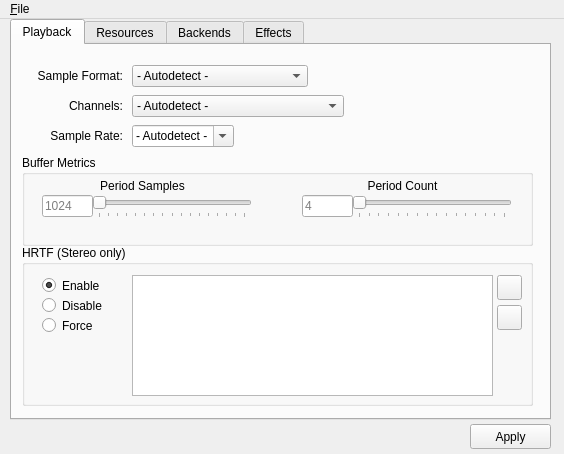
Above: src/3rdparty/openal/utils/alsoft-config/mainwindow.ui from eyebrow/CLove before the change. Below: the same form after it.
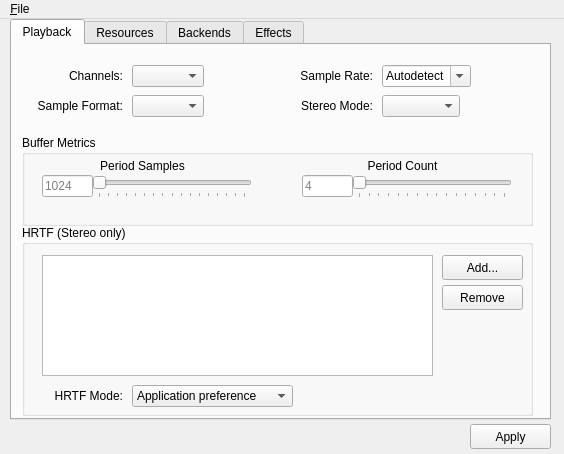
That is the form after the change. Icons and pictures are not drawn.

Diff of the .ui file:
```diff
--- a/src/3rdparty/openal/utils/alsoft-config/mainwindow.ui
+++ b/src/3rdparty/openal/utils/alsoft-config/mainwindow.ui
@@ -57,9 +57,9 @@
       <property name="geometry">
        <rect>
         <x>120</x>
-        <y>20</y>
-        <width>206</width>
-        <height>23</height>
+        <y>50</y>
+        <width>78</width>
+        <height>22</height>
        </rect>
       </property>
       <property name="toolTip">
@@ -69,52 +69,12 @@
       <property name="sizeAdjustPolicy">
        <enum>QComboBox::AdjustToContents</enum>
       </property>
-      <item>
-       <property name="text">
-        <string>- Autodetect -</string>
-       </property>
-      </item>
-      <item>
-       <property name="text">
-        <string>int8 - signed 8-bit int</string>
-       </property>
-      </item>
-      <item>
-       <property name="text">
-        <string>uint8 - unsigned 8-bit int</string>
-       </property>
-      </item>
-      <item>
-       <property name="text">
-        <string>int16 - signed 16-bit int</string>
-       </property>
-      </item>
-      <item>
-       <property name="text">
-        <string>uint16 - unsigned 16-bit int</string>
-       </property>
-      </item>
-      <item>
-       <property name="text">
-        <string>int32 - signed 32-bit int</string>
-       </property>
-      </item>
-      <item>
-       <property name="text">
-        <string>uint32 - unsigned 32-bit int</string>
-       </property>
-      </item>
-      <item>
-       <property name="text">
-        <string>float32 - 32-bit float</string>
-       </property>
-      </item>
      </widget>
      <widget class="QLabel" name="label_5">
       <property name="geometry">
        <rect>
         <x>10</x>
-        <y>20</y>
+        <y>50</y>
         <width>101</width>
         <height>21</height>
        </rect>
@@ -130,7 +90,7 @@
       <property name="geometry">
        <rect>
         <x>10</x>
-        <y>50</y>
+        <y>20</y>
         <width>101</width>
         <height>21</height>
        </rect>
@@ -146,9 +106,9 @@
       <property name="geometry">
        <rect>
         <x>120</x>
-        <y>50</y>
-        <width>247</width>
-        <height>23</height>
+        <y>20</y>
+        <width>78</width>
+        <height>22</height>
        </rect>
       </property>
       <property name="toolTip">
@@ -159,48 +119,13 @@
       <property name="sizeAdjustPolicy">
        <enum>QComboBox::AdjustToContents</enum>
       </property>
-      <item>
-       <property name="text">
-        <string>- Autodetect -</string>
-       </property>
-      </item>
-      <item>
-       <property name="text">
-        <string>mono - 1-channel Mono</string>
-       </property>
-      </item>
-      <item>
-       <property name="text">
-        <string>stereo - 2-channel Stereo</string>
-       </property>
-      </item>
-      <item>
-       <property name="text">
-        <string>quad - 4-channel Quadraphonic</string>
-       </property>
-      </item>
-      <item>
-       <property name="text">
-        <string>surround51 - 5.1 Surround Sound</string>
-       </property>
-      </item>
-      <item>
-       <property name="text">
-        <string>surround61 - 6.1 Surround Sound</string>
-       </property>
-      </item>
-      <item>
-       <property name="text">
-        <string>surround71 - 7.1 Surround Sound</string>
-       </property>
-      </item>
      </widget>
      <widget class="QComboBox" name="sampleRateCombo">
       <property name="geometry">
        <rect>
-        <x>120</x>
-        <y>80</y>
-        <width>123</width>
+        <x>370</x>
+        <y>20</y>
+        <width>96</width>
         <height>22</height>
        </rect>
       </property>
@@ -218,42 +143,7 @@
       </property>
       <item>
        <property name="text">
-        <string>- Autodetect -</string>
-       </property>
-      </item>
-      <item>
-       <property name="text">
-        <string>96000</string>
-       </property>
-      </item>
-      <item>
-       <property name="text">
-        <string>48000</string>
-       </property>
-      </item>
-      <item>
-       <property name="text">
-        <string>44100</string>
-       </property>
-      </item>
-      <item>
-       <property name="text">
-        <string>32000</string>
-       </property>
-      </item>
-      <item>
-       <property name="text">
-        <string>22050</string>
-       </property>
-      </item>
-      <item>
-       <property name="text">
-        <string>16000</string>
-       </property>
-      </item>
-      <item>
-       <property name="text">
-        <string>11025</string>
+        <string>Autodetect</string>
        </property>
       </item>
       <item>
@@ -265,9 +155,9 @@
      <widget class="QLabel" name="label_7">
       <property name="geometry">
        <rect>
-        <x>10</x>
-        <y>80</y>
-        <width>101</width>
+        <x>280</x>
+        <y>20</y>
+        <width>81</width>
         <height>21</height>
        </rect>
       </property>
@@ -282,73 +172,20 @@
       <property name="geometry">
        <rect>
         <x>10</x>
-        <y>200</y>
+        <y>180</y>
         <width>511</width>
-        <height>161</height>
+        <height>191</height>
        </rect>
       </property>
       <property name="title">
        <string>HRTF (Stereo only)</string>
       </property>
-      <widget class="QRadioButton" name="hrtfEnableButton">
-       <property name="geometry">
-        <rect>
-         <x>20</x>
-         <y>30</y>
-         <width>71</width>
-         <height>21</height>
-        </rect>
-       </property>
-       <property name="toolTip">
-        <string>Allows applications to request HRTF mixing.</string>
-       </property>
-       <property name="text">
-        <string>Enable</string>
-       </property>
-       <property name="checked">
-        <bool>true</bool>
-       </property>
-      </widget>
-      <widget class="QRadioButton" name="hrtfDisableButton">
-       <property name="geometry">
-        <rect>
-         <x>20</x>
-         <y>50</y>
-         <width>71</width>
-         <height>21</height>
-        </rect>
-       </property>
-       <property name="toolTip">
-        <string>Does not allow HRTF mixing, even when requested.</string>
-       </property>
-       <property name="text">
-        <string>Disable</string>
-       </property>
-      </widget>
-      <widget class="QRadioButton" name="hrtfForceButton">
-       <property name="geometry">
-        <rect>
-         <x>20</x>
-         <y>70</y>
-         <width>71</width>
-         <height>21</height>
-        </rect>
-       </property>
-       <property name="toolTip">
-        <string>Attempts to force HRTF mixing, even if applications request not
-to do it. This may override the channel configuration and
-sample rate.</string>
-       </property>
-       <property name="text">
-        <string>Force</string>
-       </property>
-      </widget>
       <widget class="QListWidget" name="hrtfFileList">
        <property name="geometry">
         <rect>
-         <x>110</x>
+         <x>20</x>
          <y>30</y>
-         <width>361</width>
+         <width>391</width>
          <height>121</height>
         </rect>
        </property>
@@ -379,14 +216,14 @@
       <widget class="QPushButton" name="hrtfAddButton">
        <property name="geometry">
         <rect>
-         <x>475</x>
+         <x>420</x>
          <y>30</y>
-         <width>25</width>
+         <width>81</width>
          <height>25</height>
         </rect>
        </property>
        <property name="text">
-        <string/>
+        <string>Add...</string>
        </property>
        <property name="icon">
         <iconset theme="list-add">
@@ -400,14 +237,14 @@
       <widget class="QPushButton" name="hrtfRemoveButton">
        <property name="geometry">
         <rect>
-         <x>475</x>
+         <x>420</x>
          <y>60</y>
-         <width>25</width>
+         <width>81</width>
          <height>25</height>
         </rect>
        </property>
        <property name="text">
-        <string/>
+        <string>Remove</string>
        </property>
        <property name="icon">
         <iconset theme="list-remove">
@@ -415,12 +252,56 @@
         </iconset>
        </property>
       </widget>
+      <widget class="QComboBox" name="hrtfStateComboBox">
+       <property name="geometry">
+        <rect>
+         <x>110</x>
+         <y>160</y>
+         <width>161</width>
+         <height>22</height>
+        </rect>
+       </property>
+       <property name="sizeAdjustPolicy">
+        <enum>QComboBox::AdjustToContentsOnFirstShow</enum>
+       </property>
+       <item>
+        <property name="text">
+         <string>Application preference</string>
+        </property>
+       </item>
+       <item>
+        <property name="text">
+         <string>Force on</string>
+        </property>
+       </item>
+       <item>
+        <property name="text">
+         <string>Force off</string>
+        </property>
+       </item>
+      </widget>
+      <widget class="QLabel" name="label_15">
+       <property name="geometry">
+        <rect>
+         <x>30</x>
+         <y>160</y>
+         <width>71</width>
+         <height>21</height>
+        </rect>
+       </property>
+       <property name="text">
+        <string>HRTF Mode:</string>
+       </property>
+       <property name="alignment">
+        <set>Qt::AlignRight|Qt::AlignTrailing|Qt::AlignVCenter</set>
+       </property>
+      </widget>
      </widget>
      <widget class="QGroupBox" name="groupBox_3">
       <property name="geometry">
        <rect>
         <x>10</x>
-        <y>110</y>
+        <y>90</y>
         <width>511</width>
         <height>91</height>
        </rect>
@@ -591,6 +472,37 @@
        </widget>
       </widget>
      </widget>
+     <widget class="QLabel" name="label_14">
+      <property name="geometry">
+       <rect>
+        <x>280</x>
+        <y>50</y>
+        <width>81</width>
+        <height>21</height>
+       </rect>
+      </property>
+      <property name="text">
+       <string>Stereo Mode:</string>
+      </property>
+      <property name="alignment">
+       <set>Qt::AlignRight|Qt::AlignTrailing|Qt::AlignVCenter</set>
+      </property>
+     </widget>
+     <widget class="QComboBox" name="stereoModeCombo">
+      <property name="geometry">
+       <rect>
+        <x>370</x>
+        <y>50</y>
+        <width>78</width>
+        <height>22</height>
+       </rect>
+      </property>
+      <property name="toolTip">
+       <string>How to treat stereo output. As headphones, HRTF or crossfeed
+filters may be used to improve binaural quality, which may not
+otherwise be suitable for speakers.</string>
+      </property>
+     </widget>
     </widget>
     <widget class="QWidget" name="tab_2">
      <attribute name="title">
```
Left out of the diff: 321 changed lines with no effect on the pictures.
